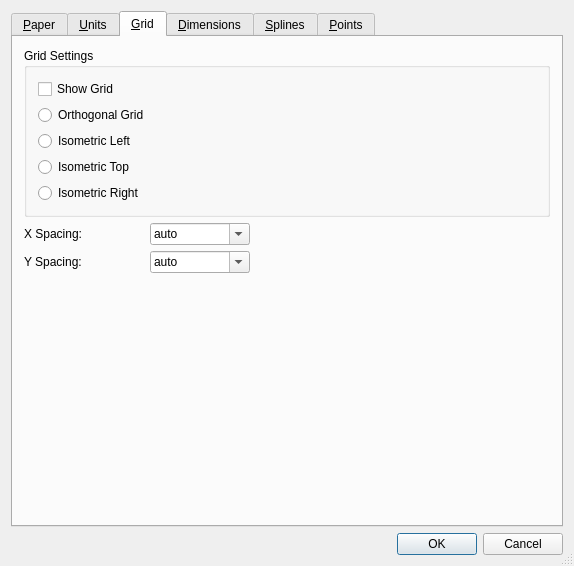
Above: librecad/src/ui/dialogs/settings/options_drawing/qg_dlgoptionsdrawing.ui from LibreCAD/LibreCAD before the change. Below: the same form after it.
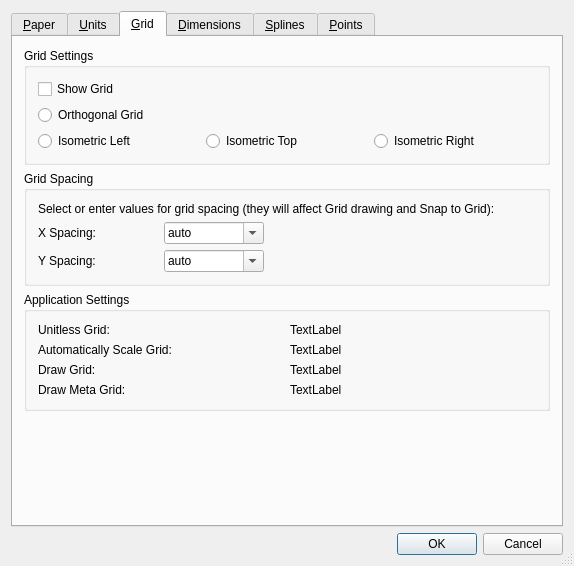
That is the form after the change. Icons and pictures are not drawn. Custom widgets are drawn as their Qt base class.

```diff
--- a/librecad/src/ui/dialogs/settings/options_drawing/qg_dlgoptionsdrawing.ui
+++ b/librecad/src/ui/dialogs/settings/options_drawing/qg_dlgoptionsdrawing.ui
@@ -570,7 +570,7 @@
        <string>&amp;Grid</string>
       </attribute>
       <layout class="QGridLayout" name="gridLayout_9">
-       <item row="0" column="0" colspan="2">
+       <item row="0" column="0" rowspan="2" colspan="2">
         <widget class="QGroupBox" name="bgGrid">
          <property name="minimumSize">
           <size>
@@ -582,6 +582,28 @@
           <string>Grid Settings</string>
          </property>
          <layout class="QGridLayout" name="gridLayout_7">
+          <item row="3" column="2">
+           <widget class="QRadioButton" name="rbIsoRight">
+            <property name="sizePolicy">
+             <sizepolicy hsizetype="Preferred" vsizetype="Preferred">
+              <horstretch>0</horstretch>
+              <verstretch>0</verstretch>
+             </sizepolicy>
+            </property>
+            <property name="minimumSize">
+             <size>
+              <width>80</width>
+              <height>0</height>
+             </size>
+            </property>
+            <property name="toolTip">
+             <string>Right crosshair with isometric grid</string>
+            </property>
+            <property name="text">
+             <string>Isometric Right</string>
+            </property>
+           </widget>
+          </item>
           <item row="3" column="0">
            <widget class="QRadioButton" name="rbIsoLeft">
             <property name="sizePolicy">
@@ -623,63 +645,123 @@
             </property>
            </widget>
           </item>
-          <item row="4" column="0">
-           <widget class="QRadioButton" name="rbIsoTop">
-            <property name="sizePolicy">
-             <sizepolicy hsizetype="Minimum" vsizetype="Preferred">
-              <horstretch>0</horstretch>
-              <verstretch>0</verstretch>
-             </sizepolicy>
-            </property>
-            <property name="minimumSize">
-             <size>
-              <width>80</width>
-              <height>0</height>
-             </size>
-            </property>
-            <property name="toolTip">
-             <string>Use isometric grid (Top projection view)</string>
-            </property>
-            <property name="text">
-             <string>Isometric Top</string>
-            </property>
-           </widget>
-          </item>
-          <item row="1" column="0">
+          <item row="1" column="0" colspan="2">
            <widget class="QCheckBox" name="cbGridOn">
             <property name="text">
              <string>Show Grid</string>
             </property>
            </widget>
           </item>
+          <item row="3" column="1">
+           <widget class="QRadioButton" name="rbIsoTop">
+            <property name="sizePolicy">
+             <sizepolicy hsizetype="Minimum" vsizetype="Preferred">
+              <horstretch>0</horstretch>
+              <verstretch>0</verstretch>
+             </sizepolicy>
+            </property>
+            <property name="minimumSize">
+             <size>
+              <width>80</width>
+              <height>0</height>
+             </size>
+            </property>
+            <property name="toolTip">
+             <string>Top crosshair with isometric grid</string>
+            </property>
+            <property name="text">
+             <string>Isometric Top</string>
+            </property>
+           </widget>
+          </item>
+         </layout>
+        </widget>
+       </item>
           <item row="5" column="0">
-           <widget class="QRadioButton" name="rbIsoRight">
-            <property name="sizePolicy">
-             <sizepolicy hsizetype="MinimumExpanding" vsizetype="Preferred">
-              <horstretch>0</horstretch>
-              <verstretch>0</verstretch>
-             </sizepolicy>
-            </property>
-            <property name="minimumSize">
+        <spacer name="verticalSpacer">
+         <property name="orientation">
+          <enum>Qt::Vertical</enum>
+         </property>
+         <property name="sizeHint" stdset="0">
              <size>
-              <width>80</width>
+           <width>20</width>
               <height>0</height>
              </size>
             </property>
-            <property name="toolTip">
-             <string>Use isometric grid (Right projection view)</string>
-            </property>
-            <property name="text">
-             <string>Isometric Right</string>
-            </property>
-           </widget>
-          </item>
-         </layout>
-        </widget>
-       </item>
-       <item row="1" column="0">
+        </spacer>
+       </item>
+       <item row="4" column="0" colspan="2">
+        <widget class="QGroupBox" name="groupBox_2">
+         <property name="title">
+          <string>Application Settings</string>
+         </property>
         <layout class="QGridLayout" name="gridLayout_8">
+          <item row="2" column="0">
+           <widget class="QLabel" name="label_14">
+            <property name="text">
+             <string>Draw Grid:</string>
+            </property>
+           </widget>
+          </item>
          <item row="0" column="0">
+           <widget class="QLabel" name="label_13">
+            <property name="text">
+             <string>Unitless Grid:</string>
+            </property>
+           </widget>
+          </item>
+          <item row="1" column="1">
+           <widget class="QLabel" name="lGridStateScaling">
+            <property name="text">
+             <string>TextLabel</string>
+            </property>
+           </widget>
+          </item>
+          <item row="1" column="0">
+           <widget class="QLabel" name="label_12">
+            <property name="text">
+             <string>Automatically Scale Grid:</string>
+            </property>
+           </widget>
+          </item>
+          <item row="3" column="0">
+           <widget class="QLabel" name="label_15">
+            <property name="text">
+             <string>Draw Meta Grid:</string>
+            </property>
+           </widget>
+          </item>
+          <item row="0" column="1">
+           <widget class="QLabel" name="lGridStateUnitless">
+            <property name="text">
+             <string>TextLabel</string>
+            </property>
+           </widget>
+          </item>
+          <item row="2" column="1">
+           <widget class="QLabel" name="lGridStateDrawGrid">
+            <property name="text">
+             <string>TextLabel</string>
+            </property>
+           </widget>
+          </item>
+          <item row="3" column="1">
+           <widget class="QLabel" name="lGridStateDrawMetaGrid">
+            <property name="text">
+             <string>TextLabel</string>
+            </property>
+           </widget>
+          </item>
+         </layout>
+        </widget>
+       </item>
+       <item row="3" column="0" colspan="2">
+        <widget class="QGroupBox" name="groupBox">
+         <property name="title">
+          <string>Grid Spacing</string>
+         </property>
+         <layout class="QGridLayout" name="gridLayout_6">
+          <item row="1" column="0">
           <widget class="QLabel" name="lXSpacing">
            <property name="minimumSize">
             <size>
@@ -695,45 +777,7 @@
            </property>
           </widget>
          </item>
-         <item row="0" column="1">
-          <widget class="QComboBox" name="cbXSpacing">
-           <property name="minimumSize">
-            <size>
-             <width>100</width>
-             <height>0</height>
-            </size>
-           </property>
-           <property name="editable">
-            <bool>true</bool>
-           </property>
-           <item>
-            <property name="text">
-             <string>auto</string>
-            </property>
-           </item>
-           <item>
-            <property name="text">
-             <string notr="true">0.01</string>
-            </property>
-           </item>
-           <item>
-            <property name="text">
-             <string notr="true">0.1</string>
-            </property>
-           </item>
-           <item>
-            <property name="text">
-             <string notr="true">1</string>
-            </property>
-           </item>
-           <item>
-            <property name="text">
-             <string notr="true">10</string>
-            </property>
-           </item>
-          </widget>
-         </item>
-         <item row="1" column="0">
+          <item row="2" column="0">
           <widget class="QLabel" name="lYSpacing">
            <property name="text">
             <string>Y Spacing:</string>
@@ -744,6 +788,47 @@
           </widget>
          </item>
          <item row="1" column="1">
+           <widget class="QComboBox" name="cbXSpacing">
+            <property name="minimumSize">
+             <size>
+              <width>100</width>
+              <height>0</height>
+             </size>
+            </property>
+            <property name="toolTip">
+             <string>Select or enter grid spacing value by X axis</string>
+            </property>
+            <property name="editable">
+             <bool>true</bool>
+            </property>
+            <item>
+             <property name="text">
+              <string>auto</string>
+             </property>
+            </item>
+            <item>
+             <property name="text">
+              <string notr="true">0.01</string>
+             </property>
+            </item>
+            <item>
+             <property name="text">
+              <string notr="true">0.1</string>
+             </property>
+            </item>
+            <item>
+             <property name="text">
+              <string notr="true">1</string>
+             </property>
+            </item>
+            <item>
+             <property name="text">
+              <string notr="true">10</string>
+             </property>
+            </item>
+           </widget>
+          </item>
+          <item row="2" column="1">
           <widget class="QComboBox" name="cbYSpacing">
            <property name="editable">
             <bool>true</bool>
@@ -775,9 +860,7 @@
            </item>
           </widget>
          </item>
-        </layout>
-       </item>
-       <item row="1" column="1">
+          <item row="1" column="2">
         <spacer name="horizontalSpacer">
          <property name="orientation">
           <enum>Qt::Horizontal</enum>
@@ -790,18 +873,15 @@
          </property>
         </spacer>
        </item>
-       <item row="2" column="0">
-        <spacer name="verticalSpacer">
-         <property name="orientation">
-          <enum>Qt::Vertical</enum>
-         </property>
-         <property name="sizeHint" stdset="0">
-          <size>
-           <width>20</width>
-           <height>0</height>
-          </size>
-         </property>
-        </spacer>
+          <item row="0" column="0" colspan="3">
+           <widget class="QLabel" name="label_16">
+            <property name="text">
+             <string>Select or enter values for grid spacing (they will affect Grid drawing and Snap to Grid):</string>
+            </property>
+           </widget>
+          </item>
+         </layout>
+        </widget>
        </item>
       </layout>
      </widget>
```
Left out of the diff: 9 changed lines with no effect on the pictures. Lines whose indentation alone changed are shown as unchanged.
